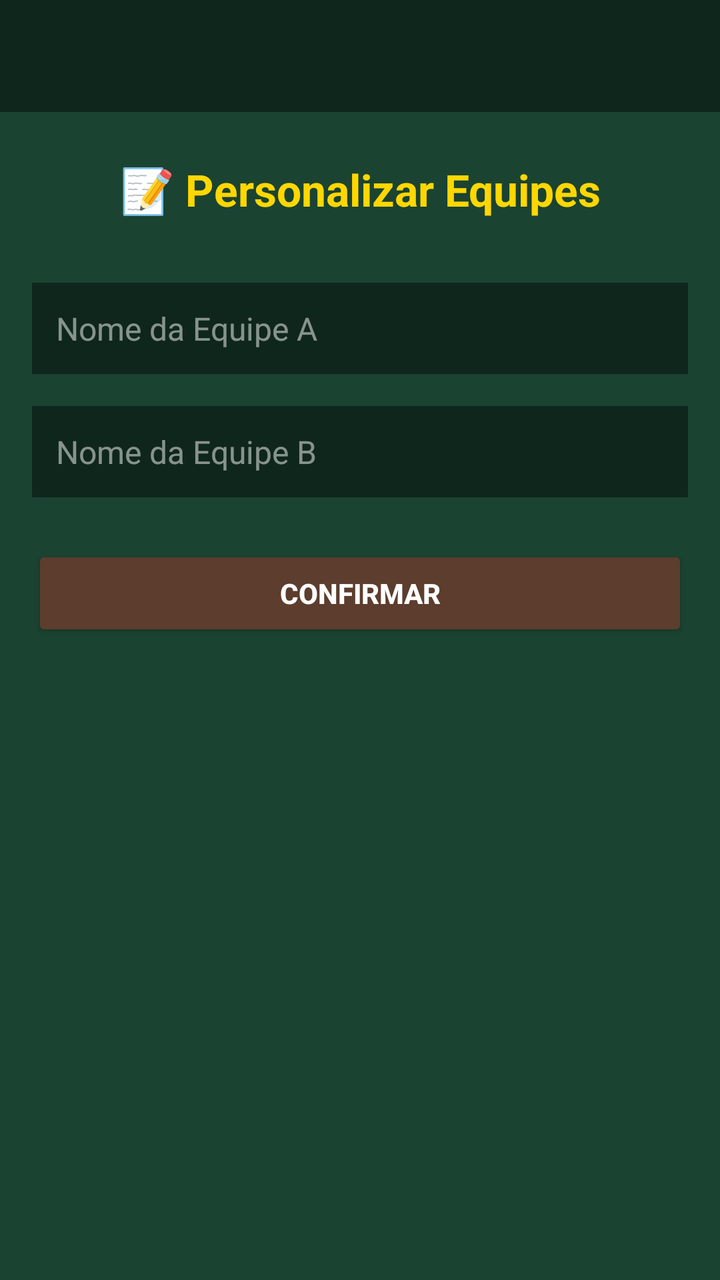
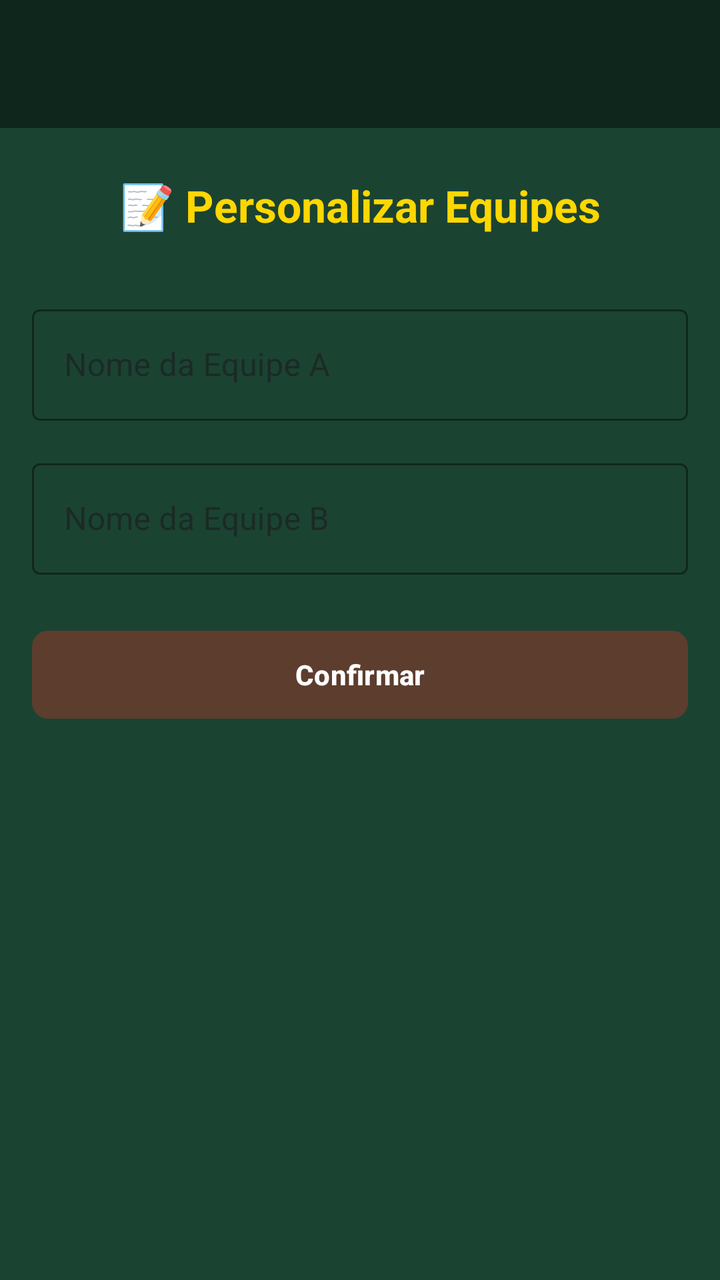

Two renders of the same Android screen: before a commit and after it. Below are the layout's source before the change and the commit's diff.
<!-- AndroidManifest.xml: application theme Theme.TrucoScorekeeper -->
<!-- res/layout/activity_nomes.xml -->
<?xml version="1.0" encoding="utf-8"?>
<androidx.constraintlayout.widget.ConstraintLayout
    xmlns:android="http://schemas.android.com/apk/res/android"
    xmlns:app="http://schemas.android.com/apk/res-auto"
    xmlns:tools="http://schemas.android.com/tools"
    android:layout_width="match_parent"
    android:layout_height="match_parent"
    android:background="@color/verde_feltro"
    tools:context=".NomesActivity">

    <androidx.appcompat.widget.Toolbar
        android:id="@+id/toolbar"
        android:layout_width="0dp"
        android:layout_height="?attr/actionBarSize"
        android:background="@color/verde_feltro_dark"
        app:navigationIconTint="@color/texto_ouro"
        app:layout_constraintTop_toTopOf="parent"
        app:layout_constraintStart_toStartOf="parent"
        app:layout_constraintEnd_toEndOf="parent" />

    <TextView
        android:id="@+id/tv_nomes_titulo"
        android:layout_width="0dp"
        android:layout_height="wrap_content"
        android:layout_marginTop="24dp"
        android:text="@string/nomes_titulo"
        android:textColor="@color/texto_ouro"
        android:textSize="22sp"
        android:textStyle="bold"
        android:gravity="center"
        app:layout_constraintTop_toBottomOf="@id/toolbar"
        app:layout_constraintStart_toStartOf="parent"
        app:layout_constraintEnd_toEndOf="parent" />

    <EditText
        android:id="@+id/et_nome_jogador1"
        android:layout_width="0dp"
        android:layout_height="wrap_content"
        android:layout_marginHorizontal="16dp"
        android:layout_marginTop="32dp"
        android:hint="@string/nomes_hint_jogador_1"
        android:textColor="@color/branco_carta"
        android:textColorHint="#80FFFFFF"
        android:textSize="16sp"
        android:background="@color/verde_feltro_dark"
        android:padding="12dp"
        android:inputType="textPersonName"
        android:maxLines="1"
        android:imeOptions="actionNext"
        android:nextFocusForward="@id/et_nome_jogador2"
        app:layout_constraintTop_toBottomOf="@id/tv_nomes_titulo"
        app:layout_constraintStart_toStartOf="parent"
        app:layout_constraintEnd_toEndOf="parent" />

    <EditText
        android:id="@+id/et_nome_jogador2"
        android:layout_width="0dp"
        android:layout_height="wrap_content"
        android:layout_marginHorizontal="16dp"
        android:layout_marginTop="16dp"
        android:hint="@string/nomes_hint_jogador_2"
        android:textColor="@color/branco_carta"
        android:textColorHint="#80FFFFFF"
        android:textSize="16sp"
        android:background="@color/verde_feltro_dark"
        android:padding="12dp"
        android:inputType="textPersonName"
        android:maxLines="1"
        android:imeOptions="actionDone"
        app:layout_constraintTop_toBottomOf="@id/et_nome_jogador1"
        app:layout_constraintStart_toStartOf="parent"
        app:layout_constraintEnd_toEndOf="parent" />

    <Button
        android:id="@+id/btn_confirmar"
        android:layout_width="0dp"
        android:layout_height="wrap_content"
        android:layout_marginHorizontal="16dp"
        android:layout_marginTop="24dp"
        android:minHeight="48dp"
        android:text="@string/nomes_confirmar"
        android:textColor="@color/branco_carta"
        android:textStyle="bold"
        android:backgroundTint="@color/madeira_botao"
        app:layout_constraintTop_toBottomOf="@id/et_nome_jogador2"
        app:layout_constraintStart_toStartOf="parent"
        app:layout_constraintEnd_toEndOf="parent" />

</androidx.constraintlayout.widget.ConstraintLayout>
<!-- resources referenced by this layout -->
<resources>
  <color name="branco_carta">#FFFFFF</color>
  <color name="madeira_botao">#5c3d2e</color>
  <color name="texto_ouro">#FFD700</color>
  <color name="verde_feltro">#1b4332</color>
  <color name="verde_feltro_dark">#0f261d</color>
  <string name="nomes_confirmar">Confirmar</string>
  <string name="nomes_hint_jogador_1">Nome da Equipe A</string>
  <string name="nomes_hint_jogador_2">Nome da Equipe B</string>
  <string name="nomes_titulo">📝 Personalizar Equipes</string>
  <style name="Theme.TrucoScorekeeper" parent="Theme.AppCompat.Light.NoActionBar">
          <item name="colorPrimary">@color/verde_feltro</item>
          <item name="colorPrimaryDark">@color/verde_feltro_dark</item>
          <item name="colorAccent">@color/texto_ouro</item>
          <item name="android:windowBackground">@color/verde_feltro</item>
      </style>
</resources>

<!-- the commit's change to res/layout/activity_nomes.xml (unified diff, before → after) -->
@@ -8,7 +8,7 @@
     android:background="@color/verde_feltro"
     tools:context=".NomesActivity">
 
-    <androidx.appcompat.widget.Toolbar
+    <com.google.android.material.appbar.MaterialToolbar
         android:id="@+id/toolbar"
         android:layout_width="0dp"
         android:layout_height="?attr/actionBarSize"
@@ -32,57 +32,76 @@
         app:layout_constraintStart_toStartOf="parent"
         app:layout_constraintEnd_toEndOf="parent" />
 
-    <EditText
-        android:id="@+id/et_nome_jogador1"
+    <com.google.android.material.textfield.TextInputLayout
+        android:id="@+id/til_nome_jogador1"
+        style="@style/Widget.MaterialComponents.TextInputLayout.OutlinedBox"
         android:layout_width="0dp"
         android:layout_height="wrap_content"
         android:layout_marginHorizontal="16dp"
         android:layout_marginTop="32dp"
         android:hint="@string/nomes_hint_jogador_1"
-        android:textColor="@color/branco_carta"
-        android:textColorHint="#80FFFFFF"
-        android:textSize="16sp"
-        android:background="@color/verde_feltro_dark"
-        android:padding="12dp"
-        android:inputType="textPersonName"
-        android:maxLines="1"
-        android:imeOptions="actionNext"
-        android:nextFocusForward="@id/et_nome_jogador2"
+        app:boxStrokeColor="@color/texto_ouro"
+        app:boxStrokeWidthFocused="2dp"
+        app:hintTextColor="@color/texto_ouro"
+        app:counterEnabled="false"
         app:layout_constraintTop_toBottomOf="@id/tv_nomes_titulo"
         app:layout_constraintStart_toStartOf="parent"
-        app:layout_constraintEnd_toEndOf="parent" />
+        app:layout_constraintEnd_toEndOf="parent">
 
-    <EditText
-        android:id="@+id/et_nome_jogador2"
+        <com.google.android.material.textfield.TextInputEditText
+            android:id="@+id/et_nome_jogador1"
+            android:layout_width="match_parent"
+            android:layout_height="wrap_content"
+            android:textColor="@color/branco_carta"
+            android:textSize="16sp"
+            android:inputType="textPersonName"
+            android:maxLines="1"
+            android:imeOptions="actionNext"
+            android:nextFocusForward="@id/et_nome_jogador2" />
+
+    </com.google.android.material.textfield.TextInputLayout>
+
+    <com.google.android.material.textfield.TextInputLayout
+        android:id="@+id/til_nome_jogador2"
+        style="@style/Widget.MaterialComponents.TextInputLayout.OutlinedBox"
         android:layout_width="0dp"
         android:layout_height="wrap_content"
         android:layout_marginHorizontal="16dp"
         android:layout_marginTop="16dp"
         android:hint="@string/nomes_hint_jogador_2"
-        android:textColor="@color/branco_carta"
-        android:textColorHint="#80FFFFFF"
-        android:textSize="16sp"
-        android:background="@color/verde_feltro_dark"
-        android:padding="12dp"
-        android:inputType="textPersonName"
-        android:maxLines="1"
-        android:imeOptions="actionDone"
-        app:layout_constraintTop_toBottomOf="@id/et_nome_jogador1"
+        app:boxStrokeColor="@color/texto_ouro"
+        app:boxStrokeWidthFocused="2dp"
+        app:hintTextColor="@color/texto_ouro"
+        app:counterEnabled="false"
+        app:layout_constraintTop_toBottomOf="@id/til_nome_jogador1"
         app:layout_constraintStart_toStartOf="parent"
-        app:layout_constraintEnd_toEndOf="parent" />
+        app:layout_constraintEnd_toEndOf="parent">
 
-    <Button
+        <com.google.android.material.textfield.TextInputEditText
+            android:id="@+id/et_nome_jogador2"
+            android:layout_width="match_parent"
+            android:layout_height="wrap_content"
+            android:textColor="@color/branco_carta"
+            android:textSize="16sp"
+            android:inputType="textPersonName"
+            android:maxLines="1"
+            android:imeOptions="actionDone" />
+
+    </com.google.android.material.textfield.TextInputLayout>
+
+    <com.google.android.material.button.MaterialButton
         android:id="@+id/btn_confirmar"
         android:layout_width="0dp"
         android:layout_height="wrap_content"
         android:layout_marginHorizontal="16dp"
         android:layout_marginTop="24dp"
-        android:minHeight="48dp"
+        android:minHeight="52dp"
         android:text="@string/nomes_confirmar"
         android:textColor="@color/branco_carta"
         android:textStyle="bold"
-        android:backgroundTint="@color/madeira_botao"
-        app:layout_constraintTop_toBottomOf="@id/et_nome_jogador2"
+        app:backgroundTint="@color/madeira_botao"
+        app:cornerRadius="8dp"
+        app:layout_constraintTop_toBottomOf="@id/til_nome_jogador2"
         app:layout_constraintStart_toStartOf="parent"
         app:layout_constraintEnd_toEndOf="parent" />
 
<!-- resource entries referenced after the edit -->
@@ -9,10 +9,11 @@
   <string name="nomes_hint_jogador_1">Nome da Equipe A</string>
   <string name="nomes_hint_jogador_2">Nome da Equipe B</string>
   <string name="nomes_titulo">📝 Personalizar Equipes</string>
-  <style name="Theme.TrucoScorekeeper" parent="Theme.AppCompat.Light.NoActionBar">
+  <style name="Theme.TrucoScorekeeper" parent="Theme.Material3.Light.NoActionBar">
           <item name="colorPrimary">@color/verde_feltro</item>
-          <item name="colorPrimaryDark">@color/verde_feltro_dark</item>
-          <item name="colorAccent">@color/texto_ouro</item>
+          <item name="colorOnPrimary">@color/branco_carta</item>
+          <item name="colorSecondary">@color/texto_ouro</item>
+          <item name="colorOnSecondary">@color/verde_feltro</item>
           <item name="android:windowBackground">@color/verde_feltro</item>
       </style>
 </resources>
